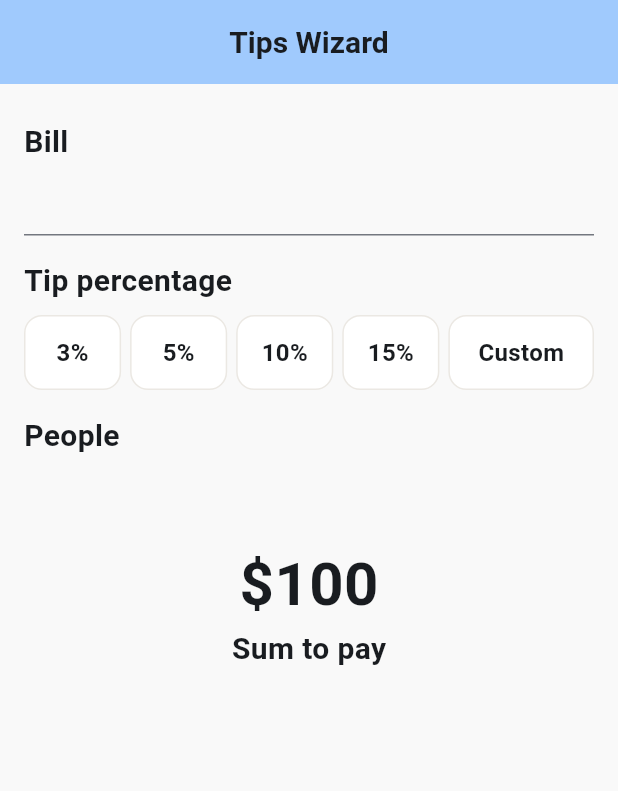
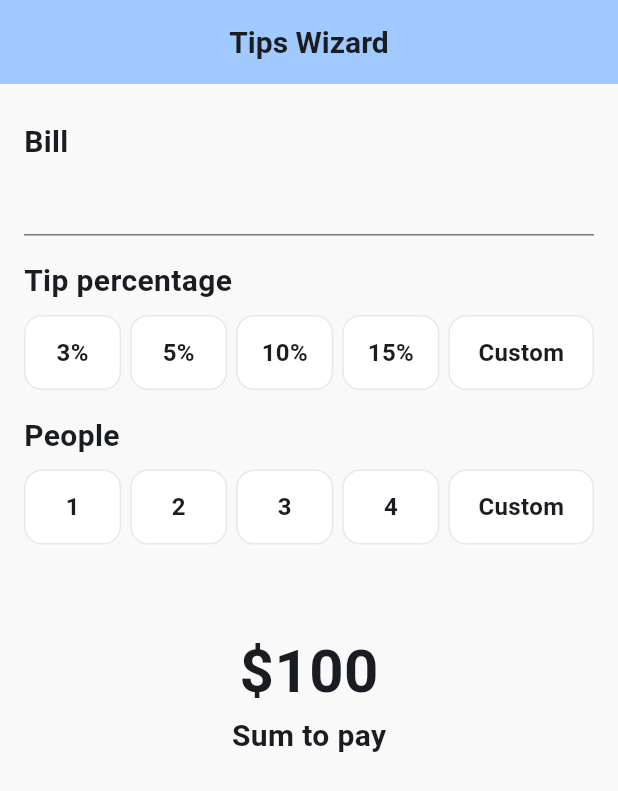
Before and after one commit to fedosovmu/tipwizard, a Flutter app: the screen it shows after launch, on a phone screen of 412 x 824 dp. Shown: the top 791 px of the screen. Run offline on Flutter 3.47's test engine with Material 3 defaults, Android fonts, the light colour scheme and no system bars.

Commit message:
Install libs

```diff
--- a/lib/features/home_page/home_page.dart
+++ b/lib/features/home_page/home_page.dart
@@ -3,6 +3,7 @@ import 'package:flutter/services.dart';
 import 'package:tipwizard/features/common/my_button.dart';
 import 'package:tipwizard/features/common/my_fonts.dart';
 import 'package:tipwizard/features/home_page/ui/my_input.dart';
+import 'package:tipwizard/features/puople_buttons/people_buttons.dart';
 import 'package:tipwizard/features/tip_buttons/tip_buttons.dart';
 
 class HomePage extends StatelessWidget {
@@ -46,6 +47,8 @@ class HomePage extends StatelessWidget {
                 'People',
                 style: MyFonts.h3,
               ),
+              SizedBox(height: 8),
+              PeopleButtons(),
               SizedBox(height: 56),
               SizedBox(
                 width: double.infinity,
--- /dev/null
+++ b/lib/features/puople_buttons/people_buttons.dart
@@ -0,0 +1,53 @@
+import 'package:flutter/material.dart';
+import 'package:tipwizard/features/common/my_button.dart';
+
+class PeopleButtons extends StatelessWidget {
+  const PeopleButtons({super.key});
+
+  @override
+  Widget build(BuildContext context) {
+    return Row(
+      children: [
+        Expanded(
+          flex: 2,
+          child: MyButton(
+            onTap: () {},
+            title: '1',
+          ),
+        ),
+        const SizedBox(width: 6),
+        Expanded(
+          flex: 2,
+          child: MyButton(
+            onTap: () {},
+            title: '2',
+          ),
+        ),
+        const SizedBox(width: 6),
+        Expanded(
+          flex: 2,
+          child: MyButton(
+            onTap: () {},
+            title: '3',
+          ),
+        ),
+        const SizedBox(width: 6),
+        Expanded(
+          flex: 2,
+          child: MyButton(
+            onTap: () {},
+            title: '4',
+          ),
+        ),
+        const SizedBox(width: 6),
+        Expanded(
+          flex: 3,
+          child: MyButton(
+            onTap: () {},
+            title: 'Custom',
+          ),
+        ),
+      ],
+    );
+  }
+}
```
Also changed, not shown: pubspec.yaml (+8 -2 lines), pubspec.lock.
